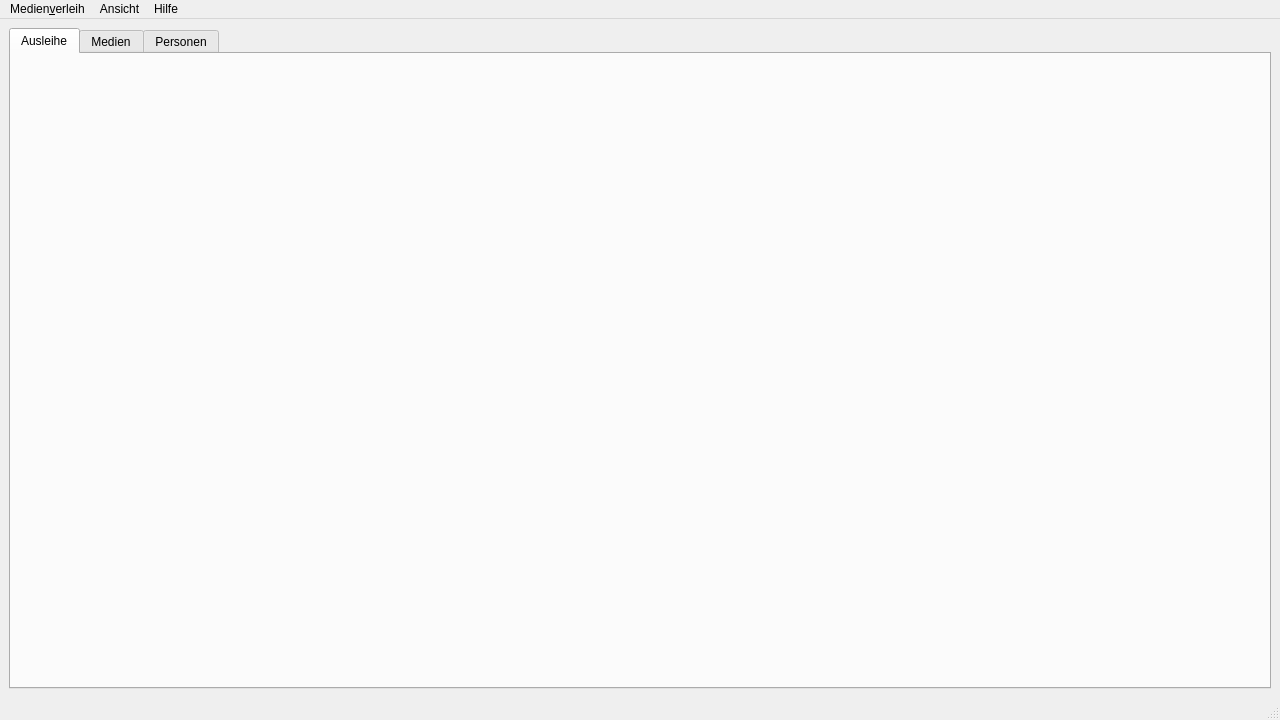
Old version of the form ui/mainwindow.ui in the repository Computer-Freak-2004/Medienverleih.
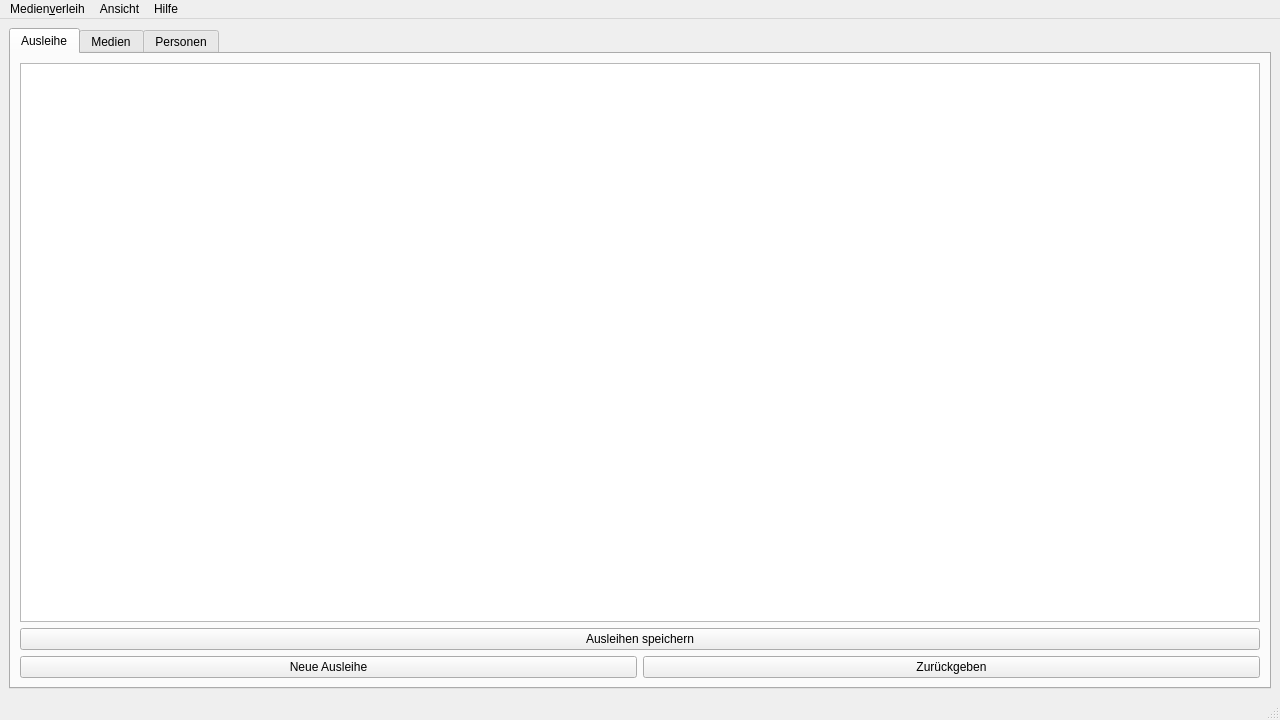
New version of the form. The open tabs and pages were chosen to show the change. Icons and pictures are not drawn.

Diff of the .ui file:
```diff
--- a/ui/mainwindow.ui
+++ b/ui/mainwindow.ui
@@ -27,6 +27,64 @@
        <attribute name="title">
         <string>Ausleihe</string>
        </attribute>
+       <layout class="QVBoxLayout" name="verticalLayout_8">
+        <item>
+         <widget class="QTableWidget" name="LendTableWidget">
+          <property name="editTriggers">
+           <set>QAbstractItemView::NoEditTriggers</set>
+          </property>
+          <property name="selectionBehavior">
+           <enum>QAbstractItemView::SelectRows</enum>
+          </property>
+         </widget>
+        </item>
+        <item>
+         <widget class="QPushButton" name="SaveLendTableButton">
+          <property name="statusTip">
+           <string>Speichert die aktuelle Ausleihliste. Änderungen gehen verloren ohne Speichern beim Wechseln von Tabs!</string>
+          </property>
+          <property name="text">
+           <string>Ausleihen speichern</string>
+          </property>
+          <property name="icon">
+           <iconset theme="document-save">
+            <normaloff>.</normaloff>.</iconset>
+          </property>
+         </widget>
+        </item>
+        <item>
+         <layout class="QHBoxLayout" name="horizontalLayout_2">
+          <item>
+           <widget class="QPushButton" name="AddNewLendButton">
+            <property name="statusTip">
+             <string>Erstellt eine neue Ausleihe.</string>
+            </property>
+            <property name="text">
+             <string>Neue Ausleihe</string>
+            </property>
+            <property name="icon">
+             <iconset theme="list-add">
+              <normaloff>.</normaloff>.</iconset>
+            </property>
+           </widget>
+          </item>
+          <item>
+           <widget class="QPushButton" name="DeleteLendButton">
+            <property name="statusTip">
+             <string>Gibt ein ausgeliehenes Medium zurück.</string>
+            </property>
+            <property name="text">
+             <string>Zurückgeben</string>
+            </property>
+            <property name="icon">
+             <iconset theme="list-remove">
+              <normaloff>.</normaloff>.</iconset>
+            </property>
+           </widget>
+          </item>
+         </layout>
+        </item>
+       </layout>
       </widget>
       <widget class="QWidget" name="MedienTab">
        <attribute name="title">
```
Left out of the diff: 14 changed lines with no effect on the pictures.
